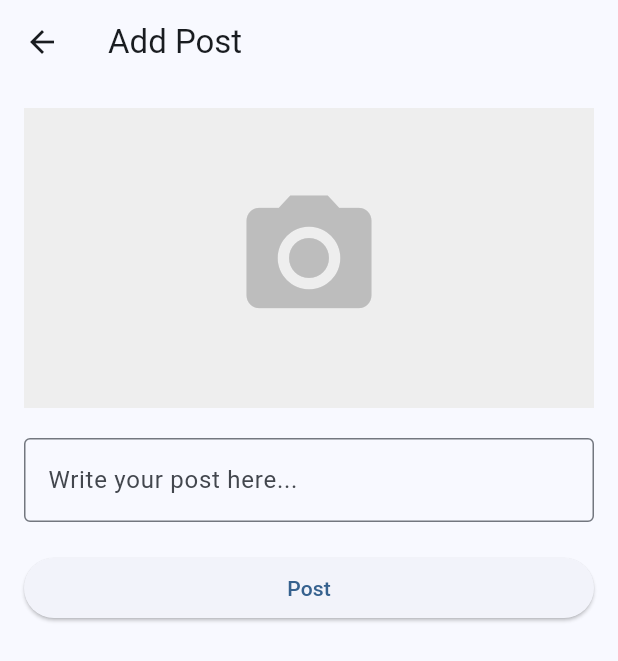
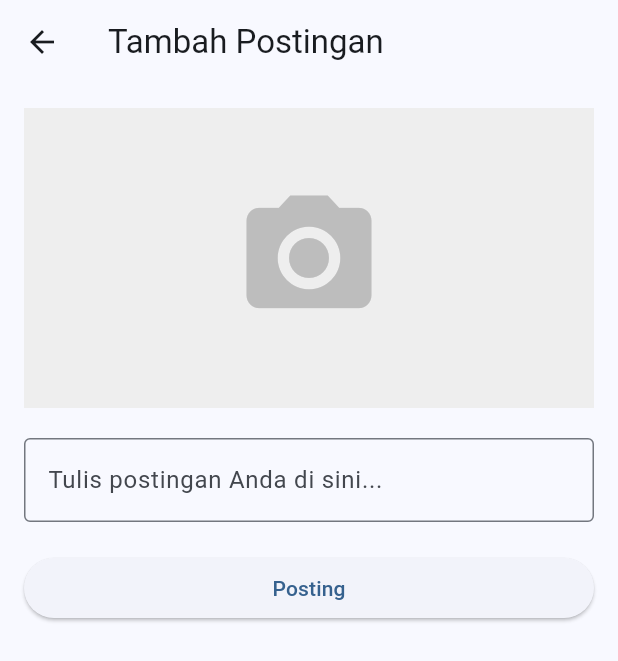
Before and after one commit to naylahrachma/fasum_nay, a Flutter app: the AddPostScreen screen opened directly, after a tap on the "camera alt" icon, on a phone screen of 412 x 824 dp. Shown: the top 661 px of the screen. Run offline on Flutter 3.47's test engine with Material 3 defaults, Android fonts, the light colour scheme and no system bars; our stand-ins replace cloud_firestore, firebase_auth, firebase_core, firebase_storage, image_picker; accounts and stored records are empty.

Commit message:
update add post

```diff
--- a/lib/screens/add_post_screen.dart
+++ b/lib/screens/add_post_screen.dart
@@ -1,6 +1,10 @@
+import 'dart:io';
 import 'package:flutter/material.dart';
 import 'package:image_picker/image_picker.dart';
 import 'package:cloud_firestore/cloud_firestore.dart';
+import 'package:firebase_storage/firebase_storage.dart';
+import 'package:firebase_auth/firebase_auth.dart';
+import 'package:flutter/foundation.dart' show kIsWeb;
 
 class AddPostScreen extends StatefulWidget {
   @override
@@ -10,6 +14,8 @@ class AddPostScreen extends StatefulWidget {
 class _AddPostScreenState extends State<AddPostScreen> {
   TextEditingController _postTextController = TextEditingController();
   String? _imageUrl;
+  XFile? _image;
+  final User? user = FirebaseAuth.instance.currentUser;
 
   Future<void> _getImageFromCamera() async {
     final ImagePicker _picker = ImagePicker();
@@ -17,8 +23,31 @@ class _AddPostScreenState extends State<AddPostScreen> {
 
     if (image != null) {
       setState(() {
+        _image = image;
+      });
+
+      // Upload image and get URL if not on web
+      if (!kIsWeb) {
+        String? imageUrl = await _uploadImage(image);
+        setState(() {
+          _imageUrl = imageUrl;
+        });
+      } else {
+        setState(() {
           _imageUrl = image.path;
         });
+      }
+    }
+  }
+
+  Future<String?> _uploadImage(XFile image) async {
+    try {
+      final ref = FirebaseStorage.instance.ref().child('post_images').child('${DateTime.now().toIso8601String()}.jpg');
+      await ref.putFile(File(image.path));
+      return await ref.getDownloadURL();
+    } catch (e) {
+      print('Error uploading image: $e');
+      return null;
     }
   }
 
@@ -26,7 +55,7 @@ class _AddPostScreenState extends State<AddPostScreen> {
   Widget build(BuildContext context) {
     return Scaffold(
       appBar: AppBar(
-        title: Text('Add Post'),
+        title: Text('Tambah Postingan'),
       ),
       body: SingleChildScrollView(
         padding: EdgeInsets.all(16.0),
@@ -34,15 +63,18 @@ class _AddPostScreenState extends State<AddPostScreen> {
           crossAxisAlignment: CrossAxisAlignment.stretch,
           children: [
             GestureDetector(
-              onTap: () {
-                _getImageFromCamera();
-              },
+              onTap: _getImageFromCamera,
               child: Container(
                 height: 200,
                 color: Colors.grey[200],
-                child: _imageUrl != null
+                child: _image != null
+                    ? kIsWeb
                     ? Image.network(
                   _imageUrl!,
+                  fit: BoxFit.cover,
+                )
+                    : Image.file(
+                  File(_image!.path),
                   fit: BoxFit.cover,
                 )
                     : Icon(
@@ -58,42 +90,50 @@ class _AddPostScreenState extends State<AddPostScreen> {
               controller: _postTextController,
               maxLines: null,
               decoration: InputDecoration(
-                hintText: 'Write your post here...',
+                hintText: 'Tulis postingan Anda di sini...',
                 border: OutlineInputBorder(),
               ),
             ),
             SizedBox(height: 20),
             ElevatedButton(
-              onPressed: () {
-                // Cek apakah ada teks post dan gambar telah dipilih
-                if (_postTextController.text.isNotEmpty && _imageUrl != null) {
-                  // Menyimpan pos ke Firestore
+              onPressed: () async {
+                if (_postTextController.text.isNotEmpty && _image != null) {
+                  if (_imageUrl == null) {
+                    _imageUrl = await _uploadImage(_image!);
+                  }
+                  if (_imageUrl != null) {
                     FirebaseFirestore.instance.collection('posts').add({
                       'text': _postTextController.text,
                       'image_url': _imageUrl,
                       'timestamp': Timestamp.now(),
+                      'username': user?.email ?? 'Anonim', // Gunakan email atau pengenal lainnya
+                      'userId': user?.uid, // Simpan ID pengguna untuk referensi
                     }).then((_) {
-                    // Jika penyimpanan berhasil, kembali ke layar sebelumnya
                       Navigator.pop(context);
                     }).catchError((error) {
-                    // Jika terjadi kesalahan, tampilkan pesan error
                       print('Error saving post: $error');
                       ScaffoldMessenger.of(context).showSnackBar(
                         SnackBar(
-                        content: Text('Failed to save post. Please try again.'),
+                          content: Text('Gagal menyimpan postingan. Silakan coba lagi.'),
                         ),
                       );
                     });
                   } else {
-                  // Jika teks post atau gambar tidak tersedia, tampilkan pesan
                     ScaffoldMessenger.of(context).showSnackBar(
                       SnackBar(
-                      content: Text('Please write a post and select an image.'),
+                        content: Text('Gagal mengunggah gambar. Silakan coba lagi.'),
+                      ),
+                    );
+                  }
+                } else {
+                  ScaffoldMessenger.of(context).showSnackBar(
+                    SnackBar(
+                      content: Text('Silakan tulis postingan dan pilih gambar.'),
                     ),
                   );
                 }
               },
-              child: Text('Post'),
+              child: Text('Posting'),
             ),
           ],
         ),
```
Lines whose indentation alone changed are shown as unchanged.
